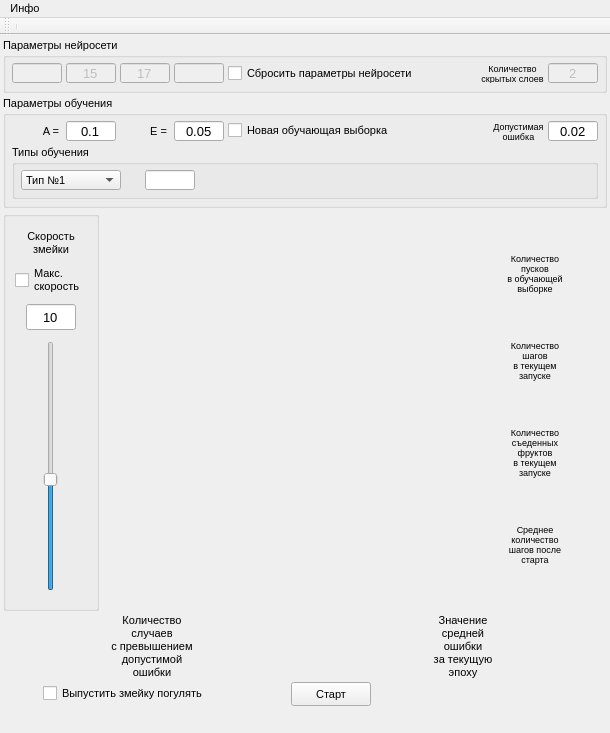
Old version of the form smartSnake/resources/MainWindow.ui in the repository Max-Azarov/neuralNetSnake.
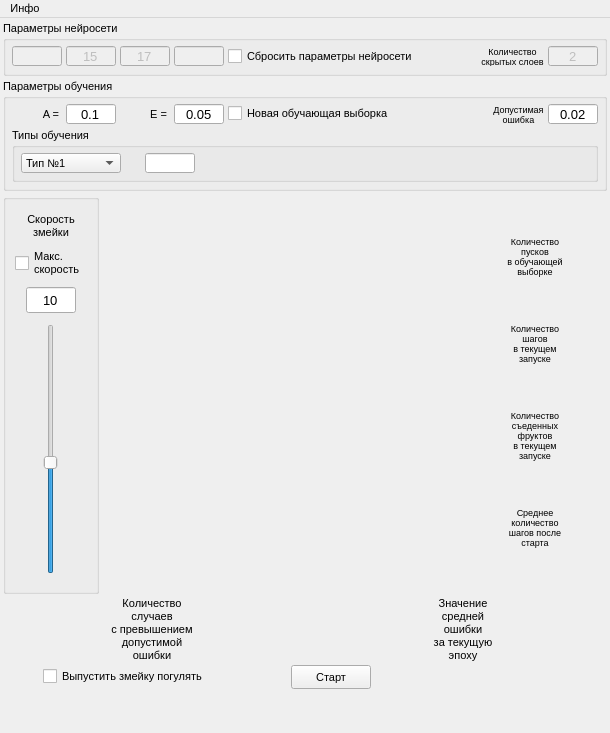
New version of the form. Custom widgets are drawn as their Qt base class.

Patch:
```diff
--- a/smartSnake/resources/MainWindow.ui
+++ b/smartSnake/resources/MainWindow.ui
@@ -1530,22 +1530,7 @@
    </widget>
    <addaction name="menu"/>
   </widget>
-  <widget class="QToolBar" name="toolBar">
-   <property name="enabled">
-    <bool>false</bool>
-   </property>
-   <property name="windowTitle">
-    <string>toolBar</string>
-   </property>
-   <attribute name="toolBarArea">
-    <enum>TopToolBarArea</enum>
-   </attribute>
-   <attribute name="toolBarBreak">
-    <bool>false</bool>
-   </attribute>
-   <addaction name="separator"/>
-  </widget>
-  <action name="action">
+  <action name="actAbout">
    <property name="text">
     <string>Информация о приложении</string>
    </property>
```
Left out of the diff: 4 changed lines with no effect on the pictures.
